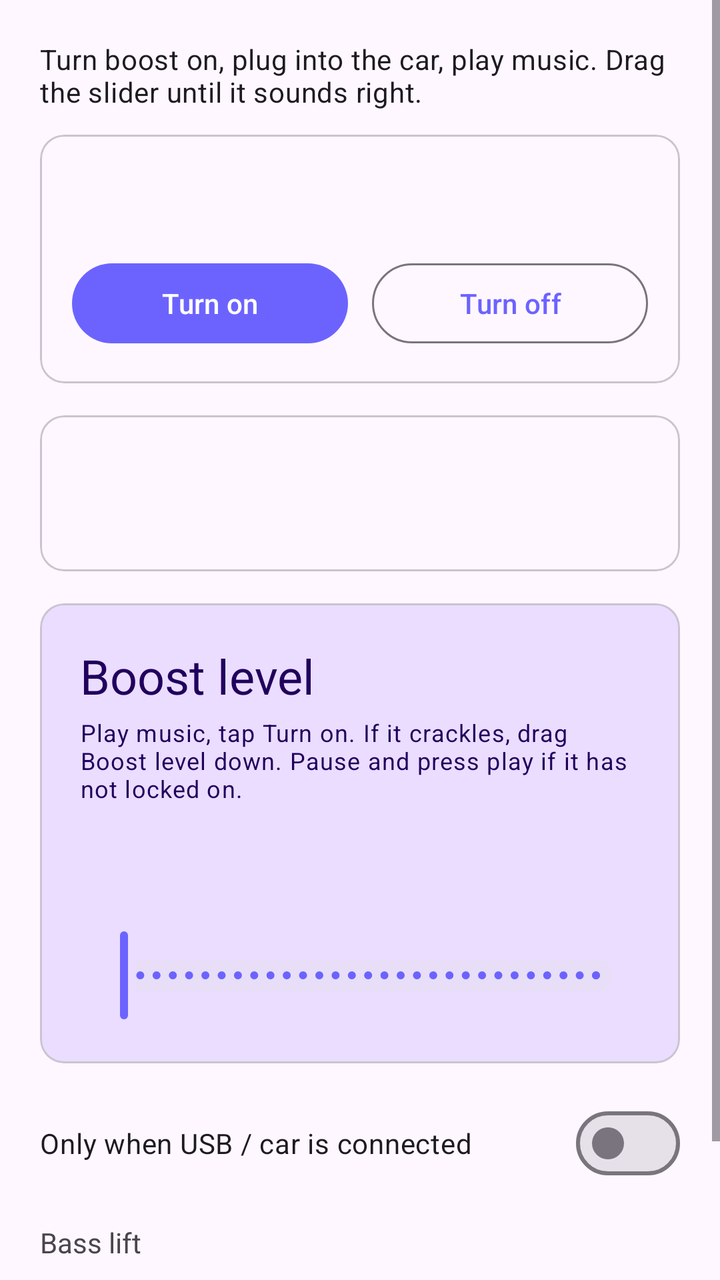
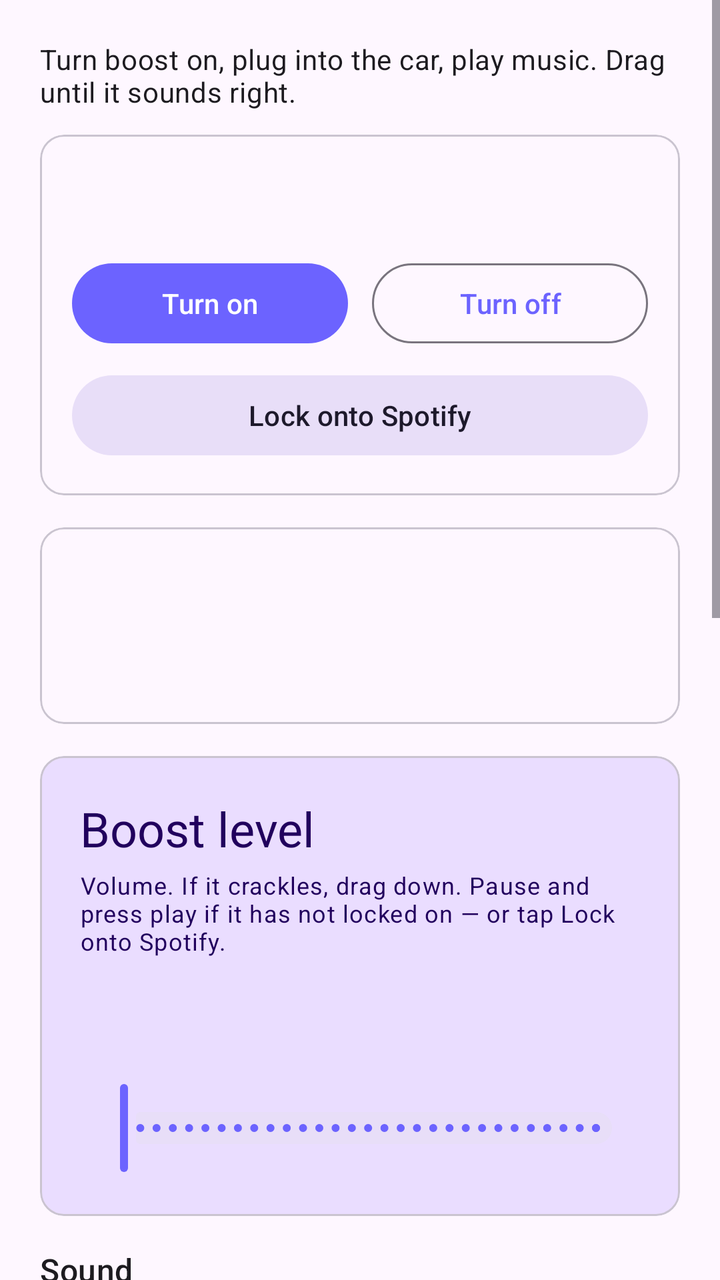

The first picture is an Android layout as it rendered before a commit; the second is the same layout after the commit. The layout source and the unified diff follow.
<!-- AndroidManifest.xml: application theme Theme.UsbBoost -->
<!-- res/layout/activity_main.xml -->
<?xml version="1.0" encoding="utf-8"?>
<ScrollView xmlns:android="http://schemas.android.com/apk/res/android"
    xmlns:app="http://schemas.android.com/apk/res-auto"
    android:layout_width="match_parent"
    android:layout_height="match_parent"
    android:fillViewport="true">

    <LinearLayout
        android:layout_width="match_parent"
        android:layout_height="wrap_content"
        android:orientation="vertical"
        android:padding="20dp">

        <TextView
            android:layout_width="match_parent"
            android:layout_height="wrap_content"
            android:paddingBottom="12dp"
            android:text="@string/app_tagline"
            android:textAppearance="?attr/textAppearanceBodyMedium" />

        <com.google.android.material.card.MaterialCardView
            android:layout_width="match_parent"
            android:layout_height="wrap_content"
            android:layout_marginBottom="16dp">

            <LinearLayout
                android:layout_width="match_parent"
                android:layout_height="wrap_content"
                android:orientation="vertical"
                android:padding="16dp">

                <TextView
                    android:id="@+id/textPowerStatus"
                    android:layout_width="match_parent"
                    android:layout_height="wrap_content"
                    android:textAppearance="?attr/textAppearanceHeadlineSmall" />

                <LinearLayout
                    android:layout_width="match_parent"
                    android:layout_height="wrap_content"
                    android:layout_marginTop="12dp"
                    android:orientation="horizontal">

                    <com.google.android.material.button.MaterialButton
                        android:id="@+id/buttonOn"
                        android:layout_width="0dp"
                        android:layout_height="wrap_content"
                        android:layout_weight="1"
                        android:text="@string/turn_on" />

                    <com.google.android.material.button.MaterialButton
                        android:id="@+id/buttonOff"
                        style="@style/Widget.Material3.Button.OutlinedButton"
                        android:layout_width="0dp"
                        android:layout_height="wrap_content"
                        android:layout_marginStart="12dp"
                        android:layout_weight="1"
                        android:text="@string/turn_off" />
                </LinearLayout>
            </LinearLayout>
        </com.google.android.material.card.MaterialCardView>

        <com.google.android.material.card.MaterialCardView
            android:layout_width="match_parent"
            android:layout_height="wrap_content"
            android:layout_marginBottom="16dp">

            <LinearLayout
                android:layout_width="match_parent"
                android:layout_height="wrap_content"
                android:orientation="vertical"
                android:padding="16dp">

                <TextView
                    android:id="@+id/textOutput"
                    android:layout_width="match_parent"
                    android:layout_height="wrap_content"
                    android:textAppearance="?attr/textAppearanceTitleMedium" />

                <TextView
                    android:id="@+id/textHint"
                    android:layout_width="match_parent"
                    android:layout_height="wrap_content"
                    android:layout_marginTop="8dp"
                    android:textAppearance="?attr/textAppearanceBodySmall" />
            </LinearLayout>
        </com.google.android.material.card.MaterialCardView>

        <com.google.android.material.card.MaterialCardView
            android:layout_width="match_parent"
            android:layout_height="wrap_content"
            android:layout_marginBottom="16dp"
            app:cardBackgroundColor="?attr/colorPrimaryContainer">

            <LinearLayout
                android:layout_width="match_parent"
                android:layout_height="wrap_content"
                android:orientation="vertical"
                android:padding="20dp">

                <TextView
                    android:layout_width="match_parent"
                    android:layout_height="wrap_content"
                    android:text="@string/boost_level_label"
                    android:textAppearance="?attr/textAppearanceHeadlineSmall"
                    android:textColor="?attr/colorOnPrimaryContainer" />

                <TextView
                    android:layout_width="match_parent"
                    android:layout_height="wrap_content"
                    android:layout_marginTop="4dp"
                    android:text="@string/boost_level_hint"
                    android:textAppearance="?attr/textAppearanceBodySmall"
                    android:textColor="?attr/colorOnPrimaryContainer" />

                <TextView
                    android:id="@+id/textBoostValue"
                    android:layout_width="match_parent"
                    android:layout_height="wrap_content"
                    android:layout_marginTop="16dp"
                    android:textAppearance="?attr/textAppearanceHeadlineMedium"
                    android:textColor="?attr/colorOnPrimaryContainer" />

                <com.google.android.material.slider.Slider
                    android:id="@+id/sliderBoost"
                    android:layout_width="match_parent"
                    android:layout_height="wrap_content"
                    android:layout_marginTop="8dp"
                    android:stepSize="1"
                    android:valueFrom="0"
                    android:valueTo="100" />
            </LinearLayout>
        </com.google.android.material.card.MaterialCardView>

        <com.google.android.material.materialswitch.MaterialSwitch
            android:id="@+id/switchEnabled"
            android:layout_width="match_parent"
            android:layout_height="wrap_content"
            android:text="@string/enable_boost"
            android:visibility="gone" />

        <com.google.android.material.materialswitch.MaterialSwitch
            android:id="@+id/switchAutoCar"
            android:layout_width="match_parent"
            android:layout_height="wrap_content"
            android:text="@string/auto_car_mode" />

        <TextView
            android:layout_width="match_parent"
            android:layout_height="wrap_content"
            android:layout_marginTop="16dp"
            android:text="@string/bass_label" />

        <TextView
            android:id="@+id/textBassValue"
            android:layout_width="match_parent"
            android:layout_height="wrap_content" />

        <com.google.android.material.slider.Slider
            android:id="@+id/sliderBass"
            android:layout_width="match_parent"
            android:layout_height="wrap_content"
            android:stepSize="1"
            android:valueFrom="0"
            android:valueTo="100" />
    </LinearLayout>
</ScrollView>
<!-- resources referenced by this layout -->
<resources>
  <string name="app_tagline">Turn boost on, plug into the car, play music. Drag the slider until it sounds right.</string>
  <string name="auto_car_mode">Only when USB / car is connected</string>
  <string name="bass_label">Bass lift</string>
  <string name="boost_level_hint">Play music, tap Turn on. If it crackles, drag Boost level down. Pause and press play if it has not locked on.</string>
  <string name="boost_level_label">Boost level</string>
  <string name="enable_boost">Boost on</string>
  <string name="turn_off">Turn off</string>
  <string name="turn_on">Turn on</string>
  <style name="Theme.UsbBoost" parent="Theme.Material3.DayNight.NoActionBar">
          <item name="colorPrimary">@color/purple_500</item>
          <item name="colorPrimaryVariant">@color/purple_700</item>
          <item name="colorSecondary">@color/teal_200</item>
          <item name="android:statusBarColor">@color/purple_700</item>
          <item name="android:navigationBarColor">@color/black</item>
      </style>
  <color name="purple_500">#6C63FF</color>
  <color name="purple_700">#4B44CC</color>
  <color name="teal_200">#03DAC5</color>
  <color name="black">#FF000000</color>
</resources>

<!-- the commit's change to res/layout/activity_main.xml (unified diff, before → after) -->
@@ -57,6 +57,14 @@
                         android:layout_weight="1"
                         android:text="@string/turn_off" />
                 </LinearLayout>
+
+                <com.google.android.material.button.MaterialButton
+                    android:id="@+id/buttonLockOn"
+                    style="@style/Widget.Material3.Button.TonalButton"
+                    android:layout_width="match_parent"
+                    android:layout_height="wrap_content"
+                    android:layout_marginTop="8dp"
+                    android:text="@string/lock_on" />
             </LinearLayout>
         </com.google.android.material.card.MaterialCardView>
 
@@ -76,6 +84,13 @@
                     android:layout_width="match_parent"
                     android:layout_height="wrap_content"
                     android:textAppearance="?attr/textAppearanceTitleMedium" />
+
+                <TextView
+                    android:id="@+id/textProfile"
+                    android:layout_width="match_parent"
+                    android:layout_height="wrap_content"
+                    android:layout_marginTop="4dp"
+                    android:textAppearance="?attr/textAppearanceBodySmall" />
 
                 <TextView
                     android:id="@+id/textHint"
@@ -132,6 +147,128 @@
             </LinearLayout>
         </com.google.android.material.card.MaterialCardView>
 
+        <TextView
+            android:layout_width="match_parent"
+            android:layout_height="wrap_content"
+            android:layout_marginBottom="8dp"
+            android:text="@string/sound_label"
+            android:textAppearance="?attr/textAppearanceTitleMedium" />
+
+        <com.google.android.material.chip.ChipGroup
+            android:id="@+id/chipsPreset"
+            android:layout_width="match_parent"
+            android:layout_height="wrap_content"
+            android:layout_marginBottom="12dp"
+            app:selectionRequired="true"
+            app:singleSelection="true">
+
+            <com.google.android.material.chip.Chip
+                android:id="@+id/chipFlat"
+                style="@style/Widget.Material3.Chip.Filter"
+                android:layout_width="wrap_content"
+                android:layout_height="wrap_content"
+                android:text="@string/preset_flat" />
+
+            <com.google.android.material.chip.Chip
+                android:id="@+id/chipPodcast"
+                style="@style/Widget.Material3.Chip.Filter"
+                android:layout_width="wrap_content"
+                android:layout_height="wrap_content"
+                android:text="@string/preset_podcast" />
+
+            <com.google.android.material.chip.Chip
+                android:id="@+id/chipRock"
+                style="@style/Widget.Material3.Chip.Filter"
+                android:layout_width="wrap_content"
+                android:layout_height="wrap_content"
+                android:text="@string/preset_rock" />
+
+            <com.google.android.material.chip.Chip
+                android:id="@+id/chipCountry"
+                style="@style/Widget.Material3.Chip.Filter"
+                android:layout_width="wrap_content"
+                android:layout_height="wrap_content"
+                android:text="@string/preset_country" />
+
+            <com.google.android.material.chip.Chip
+                android:id="@+id/chipCustom"
+                style="@style/Widget.Material3.Chip.Filter"
+                android:layout_width="wrap_content"
+                android:layout_height="wrap_content"
+                android:text="@string/preset_custom" />
+        </com.google.android.material.chip.ChipGroup>
+
+        <TextView
+            android:id="@+id/textEqBass"
+            android:layout_width="match_parent"
+            android:layout_height="wrap_content"
+            android:text="@string/eq_bass" />
+
+        <com.google.android.material.slider.Slider
+            android:id="@+id/sliderEqBass"
+            android:layout_width="match_parent"
+            android:layout_height="wrap_content"
+            android:stepSize="1"
+            android:valueFrom="-12"
+            android:valueTo="12" />
+
+        <TextView
+            android:id="@+id/textEqLowMid"
+            android:layout_width="match_parent"
+            android:layout_height="wrap_content"
+            android:text="@string/eq_low_mid" />
+
+        <com.google.android.material.slider.Slider
+            android:id="@+id/sliderEqLowMid"
+            android:layout_width="match_parent"
+            android:layout_height="wrap_content"
+            android:stepSize="1"
+            android:valueFrom="-12"
+            android:valueTo="12" />
+
+        <TextView
+            android:id="@+id/textEqMid"
+            android:layout_width="match_parent"
+            android:layout_height="wrap_content"
+            android:text="@string/eq_mid" />
+
+        <com.google.android.material.slider.Slider
+            android:id="@+id/sliderEqMid"
+            android:layout_width="match_parent"
+            android:layout_height="wrap_content"
+            android:stepSize="1"
+            android:valueFrom="-12"
+            android:valueTo="12" />
+
+        <TextView
+            android:id="@+id/textEqPresence"
+            android:layout_width="match_parent"
+            android:layout_height="wrap_content"
+            android:text="@string/eq_presence" />
+
+        <com.google.android.material.slider.Slider
+            android:id="@+id/sliderEqPresence"
+            android:layout_width="match_parent"
+            android:layout_height="wrap_content"
+            android:stepSize="1"
+            android:valueFrom="-12"
+            android:valueTo="12" />
+
+        <TextView
+            android:id="@+id/textEqTreble"
+            android:layout_width="match_parent"
+            android:layout_height="wrap_content"
+            android:text="@string/eq_treble" />
+
+        <com.google.android.material.slider.Slider
+            android:id="@+id/sliderEqTreble"
+            android:layout_width="match_parent"
+            android:layout_height="wrap_content"
+            android:layout_marginBottom="16dp"
+            android:stepSize="1"
+            android:valueFrom="-12"
+            android:valueTo="12" />
+
         <com.google.android.material.materialswitch.MaterialSwitch
             android:id="@+id/switchEnabled"
             android:layout_width="match_parent"
@@ -145,23 +282,25 @@
             android:layout_height="wrap_content"
             android:text="@string/auto_car_mode" />
 
-        <TextView
+        <com.google.android.material.materialswitch.MaterialSwitch
+            android:id="@+id/switchAutoUsb"
+            android:layout_width="match_parent"
+            android:layout_height="wrap_content"
+            android:text="@string/auto_on_usb" />
+
+        <com.google.android.material.button.MaterialButton
+            android:id="@+id/buttonUpdate"
+            style="@style/Widget.Material3.Button.OutlinedButton"
             android:layout_width="match_parent"
             android:layout_height="wrap_content"
             android:layout_marginTop="16dp"
-            android:text="@string/bass_label" />
-
-        <TextView
-            android:id="@+id/textBassValue"
-            android:layout_width="match_parent"
-            android:layout_height="wrap_content" />
-
-        <com.google.android.material.slider.Slider
-            android:id="@+id/sliderBass"
-            android:layout_width="match_parent"
-            android:layout_height="wrap_content"
-            android:stepSize="1"
-            android:valueFrom="0"
-            android:valueTo="100" />
+            android:text="@string/check_update" />
+
+        <TextView
+            android:id="@+id/textUpdate"
+            android:layout_width="match_parent"
+            android:layout_height="wrap_content"
+            android:layout_marginTop="8dp"
+            android:textAppearance="?attr/textAppearanceBodySmall" />
     </LinearLayout>
 </ScrollView>
<!-- resource entries referenced after the edit -->
@@ -1,11 +1,24 @@
 <!-- resources referenced by this layout -->
 <resources>
-  <string name="app_tagline">Turn boost on, plug into the car, play music. Drag the slider until it sounds right.</string>
+  <string name="app_tagline">Turn boost on, plug into the car, play music. Drag until it sounds right.</string>
   <string name="auto_car_mode">Only when USB / car is connected</string>
-  <string name="bass_label">Bass lift</string>
-  <string name="boost_level_hint">Play music, tap Turn on. If it crackles, drag Boost level down. Pause and press play if it has not locked on.</string>
+  <string name="auto_on_usb">Turn on when I plug into the car</string>
+  <string name="boost_level_hint">Volume. If it crackles, drag down. Pause and press play if it has not locked on — or tap Lock onto Spotify.</string>
   <string name="boost_level_label">Boost level</string>
+  <string name="check_update">Check for update</string>
   <string name="enable_boost">Boost on</string>
+  <string name="eq_bass">Bass</string>
+  <string name="eq_low_mid">Low mid</string>
+  <string name="eq_mid">Mid</string>
+  <string name="eq_presence">Presence</string>
+  <string name="eq_treble">Treble</string>
+  <string name="lock_on">Lock onto Spotify</string>
+  <string name="preset_country">Country</string>
+  <string name="preset_custom">Custom</string>
+  <string name="preset_flat">Flat</string>
+  <string name="preset_podcast">Podcast</string>
+  <string name="preset_rock">Rock</string>
+  <string name="sound_label">Sound</string>
   <string name="turn_off">Turn off</string>
   <string name="turn_on">Turn on</string>
   <style name="Theme.UsbBoost" parent="Theme.Material3.DayNight.NoActionBar">
